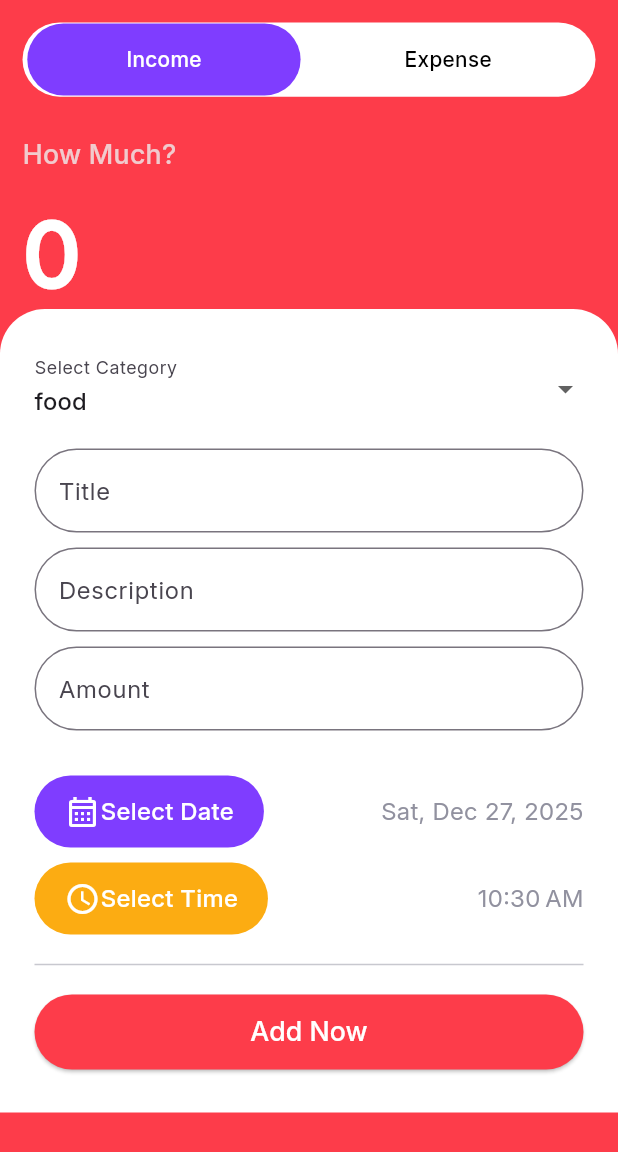
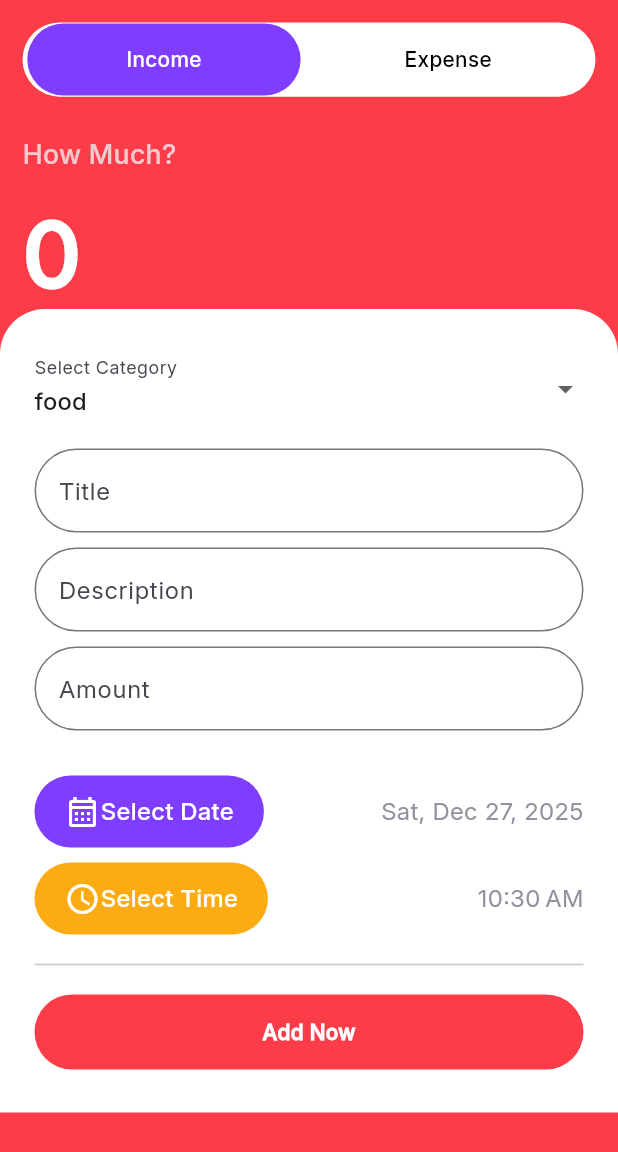
Before and after one commit to cusaldmsr/expenz_tracker_app, a Flutter app: the AddNewScreen screen opened directly, on a phone screen of 412 x 824 dp. Shown: the top 1152 px of the screen. Run offline on Flutter 3.47's test engine with Material 3 defaults, Android fonts, the phone set to English and light mode, and no system bars; our stand-ins replace shared_preferences, smooth_page_indicator; accounts and stored records are empty.

Commit message:
Refactor AddNewScreen: replace ElevatedButton with CustomButton for better styling

```diff
--- a/lib/screens/add_new_screen.dart
+++ b/lib/screens/add_new_screen.dart
@@ -2,6 +2,7 @@ import 'package:expenz_tracker_app/constants/colors.dart';
 import 'package:expenz_tracker_app/constants/constants.dart';
 import 'package:expenz_tracker_app/models/expens_model.dart';
 import 'package:expenz_tracker_app/models/income_model.dart';
+import 'package:expenz_tracker_app/widgets/custom_button.dart';
 import 'package:flutter/foundation.dart';
 import 'package:flutter/material.dart';
 import 'package:intl/intl.dart';
@@ -357,26 +358,9 @@ class _AddNewScreenState extends State<AddNewScreen> {
                         SizedBox(
                           width: double.infinity,
                           height: 50,
-                          child: ElevatedButton(
-                            style: ElevatedButton.styleFrom(
-                              backgroundColor: _selectedMethod == 0
-                                  ? kRed
-                                  : kGreen,
-                              shape: RoundedRectangleBorder(
-                                borderRadius: BorderRadius.circular(100),
-                              ),
-                            ),
-                            onPressed: () {
-                              // Implement submit functionality
-                            },
-                            child: const Text(
-                              'Add Now',
-                              style: TextStyle(
-                                color: kWhite,
-                                fontSize: 18,
-                                fontWeight: FontWeight.w600,
-                              ),
-                            ),
+                          child: CustomButton(
+                            text: 'Add Now',
+                            color: _selectedMethod == 0 ? kRed : kGreen,
                           ),
                         ),
                       ],
```
